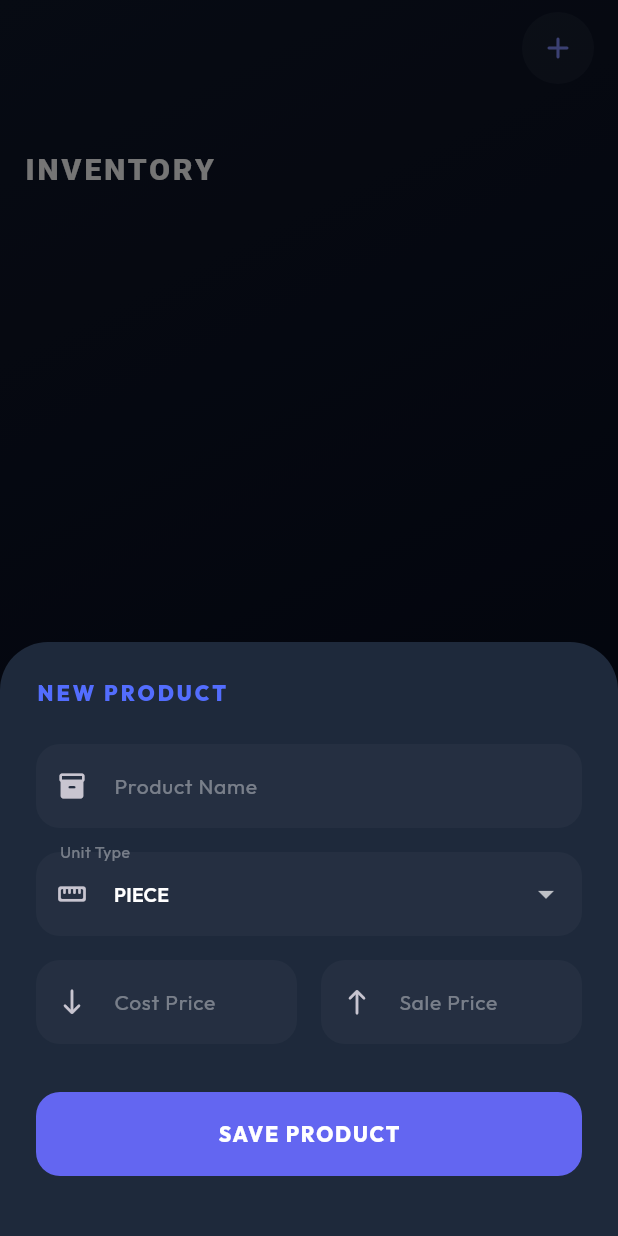
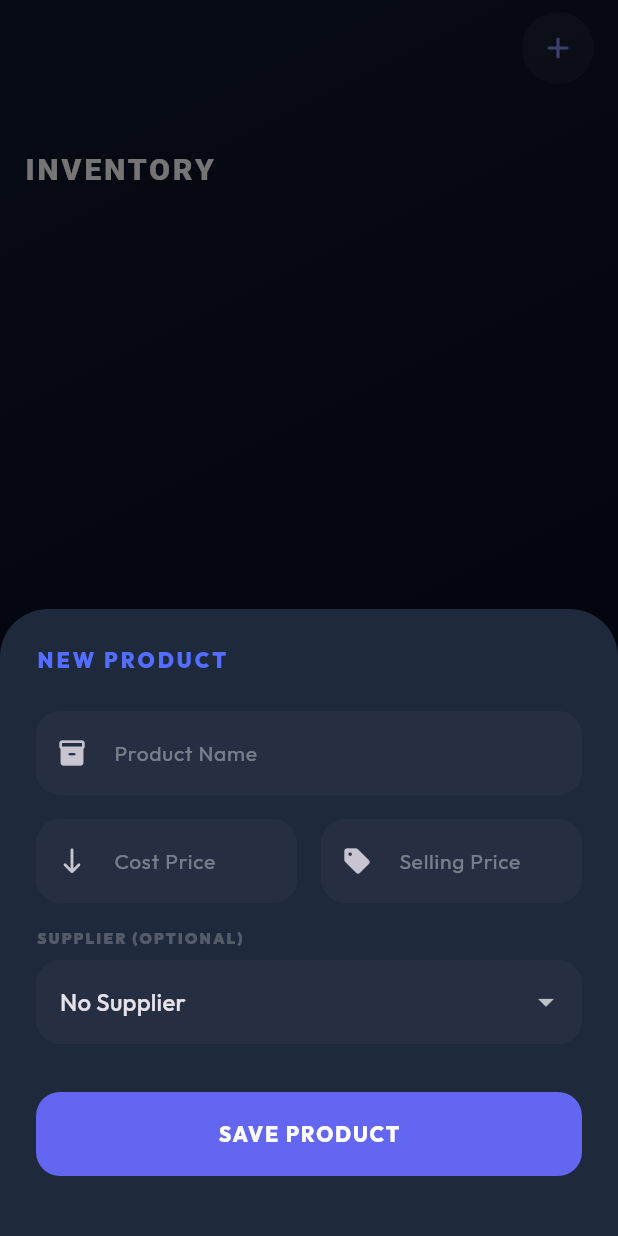
Before and after one commit to abeni09/shop_utility_app, a Flutter app: the screen it shows after launch, item 3 of the bottom bar chosen, after a tap on the "add" icon, on a phone screen of 412 x 824 dp. Run offline on Flutter 3.47's test engine with Material 3 defaults, Android fonts, the phone set to English and light mode, and no system bars; our stand-ins replace flutter_riverpod, google_fonts, google_sign_in, isar, shared_preferences; missing offline and left inert: extension_google_sign_in_as_googleapis_auth, googleapis; accounts and stored records are empty; generated files the repository leaves out were written again.

Commit message:
feat: group requisition items by supplier and remove unit field from product model

```diff
--- a/lib/features/products/data/product_model.dart
+++ b/lib/features/products/data/product_model.dart
@@ -9,8 +9,6 @@ class Product {
   @Index(unique: true)
   late String name;
 
-  late String unit; // e.g., "piece", "kg", "packet"
-
   late double costPrice;
   late double sellingPrice;
 
--- a/lib/features/products/presentation/product_list_screen.dart
+++ b/lib/features/products/presentation/product_list_screen.dart
@@ -3,6 +3,7 @@ import 'package:flutter_riverpod/flutter_riverpod.dart';
 import 'package:shopsync/features/backup/presentation/backup_providers.dart';
 import 'package:shopsync/features/products/data/product_model.dart';
 import 'package:shopsync/features/products/presentation/product_providers.dart';
+import 'package:shopsync/features/suppliers/presentation/supplier_list_screen.dart';
 
 class ProductListScreen extends ConsumerWidget {
   const ProductListScreen({super.key});
@@ -100,7 +101,8 @@ class ProductListScreen extends ConsumerWidget {
     final nameController = TextEditingController();
     final costController = TextEditingController();
     final saleController = TextEditingController();
-    String selectedUnit = 'piece';
+    int? selectedSupplierId;
+    final suppliers = ref.read(suppliersProvider).value ?? [];
 
     showModalBottomSheet(
       context: context,
@@ -137,41 +139,6 @@ class ProductListScreen extends ConsumerWidget {
                 Icons.inventory_2_rounded,
               ),
               const SizedBox(height: 16),
-              DropdownButtonFormField<String>(
-                initialValue: selectedUnit,
-                dropdownColor: const Color(0xFF1E293B),
-                items: ['piece', 'pack', 'kg', 'litre', 'dozen', 'box', 'other']
-                    .map(
-                      (u) => DropdownMenuItem(
-                        value: u,
-                        child: Text(
-                          u.toUpperCase(),
-                          style: const TextStyle(
-                            fontSize: 13,
-                            fontWeight: FontWeight.w600,
-                            color: Colors.white,
-                          ),
-                        ),
-                      ),
-                    )
-                    .toList(),
-                onChanged: (val) => setState(() => selectedUnit = val!),
-                decoration: InputDecoration(
-                  labelText: 'Unit Type',
-                  prefixIcon: const Icon(Icons.straighten_rounded, size: 20),
-                  filled: true,
-                  fillColor: Colors.white.withValues(alpha: 0.03),
-                  border: OutlineInputBorder(
-                    borderRadius: BorderRadius.circular(16),
-                    borderSide: BorderSide.none,
-                  ),
-                  labelStyle: const TextStyle(
-                    fontSize: 14,
-                    color: Colors.white38,
-                  ),
-                ),
-              ),
-              const SizedBox(height: 16),
               Row(
                 children: [
                   Expanded(
@@ -186,12 +153,45 @@ class ProductListScreen extends ConsumerWidget {
                   Expanded(
                     child: _buildTextField(
                       saleController,
-                      'Sale Price',
-                      Icons.north_rounded,
+                      'Selling Price',
+                      Icons.sell_rounded,
                       isNumber: true,
                     ),
                   ),
                 ],
+              ),
+              const SizedBox(height: 16),
+              const Text(
+                'SUPPLIER (OPTIONAL)',
+                style: TextStyle(
+                  fontWeight: FontWeight.w900,
+                  letterSpacing: 1.5,
+                  fontSize: 10,
+                  color: Colors.white24,
+                ),
+              ),
+              const SizedBox(height: 8),
+              DropdownButtonFormField<int?>(
+                value: selectedSupplierId,
+                dropdownColor: const Color(0xFF1E293B),
+                decoration: InputDecoration(
+                  filled: true,
+                  fillColor: Colors.white.withValues(alpha: 0.03),
+                  border: OutlineInputBorder(
+                    borderRadius: BorderRadius.circular(16),
+                    borderSide: BorderSide.none,
+                  ),
+                ),
+                items: [
+                  const DropdownMenuItem(
+                    value: null,
+                    child: Text('No Supplier'),
+                  ),
+                  ...suppliers.map(
+                    (s) => DropdownMenuItem(value: s.id, child: Text(s.name)),
+                  ),
+                ],
+                onChanged: (val) => setState(() => selectedSupplierId = val),
               ),
               const SizedBox(height: 32),
               SizedBox(
@@ -209,10 +209,10 @@ class ProductListScreen extends ConsumerWidget {
                   onPressed: () async {
                     final product = Product()
                       ..name = nameController.text
-                      ..unit = selectedUnit
                       ..costPrice = double.tryParse(costController.text) ?? 0.0
                       ..sellingPrice =
                           double.tryParse(saleController.text) ?? 0.0
+                      ..supplierId = selectedSupplierId
                       ..lastUpdated = DateTime.now();
 
                     await ref
@@ -308,22 +308,6 @@ class _ProductCard extends StatelessWidget {
               ],
             ),
           ),
-          trailing: Column(
-            mainAxisAlignment: MainAxisAlignment.center,
-            crossAxisAlignment: CrossAxisAlignment.end,
-            children: [
-              Text(
-                product.unit.toUpperCase(),
-                style: const TextStyle(
-                  fontWeight: FontWeight.w900,
-                  color: Colors.white24,
-                  fontSize: 10,
-                  letterSpacing: 1,
-                ),
-              ),
-              const Icon(Icons.chevron_right_rounded, color: Colors.white24),
-            ],
-          ),
         ),
       ),
     );
```
Also changed, not shown: lib/features/orders/presentation/requisition_screen.dart (+54 -22 lines), lib/features/products/data/product_model.g.dart.
